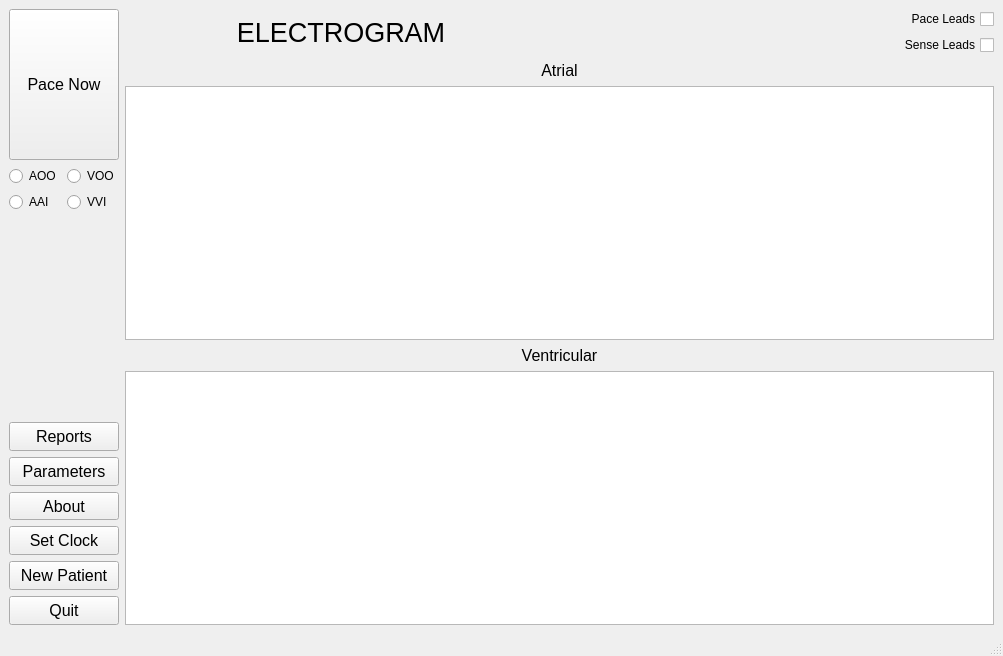
Above: DCM/ui_files/dcm.ui from CarlosCapili/3K04-Pacemaker-Project before the change. Below: the same form after it.
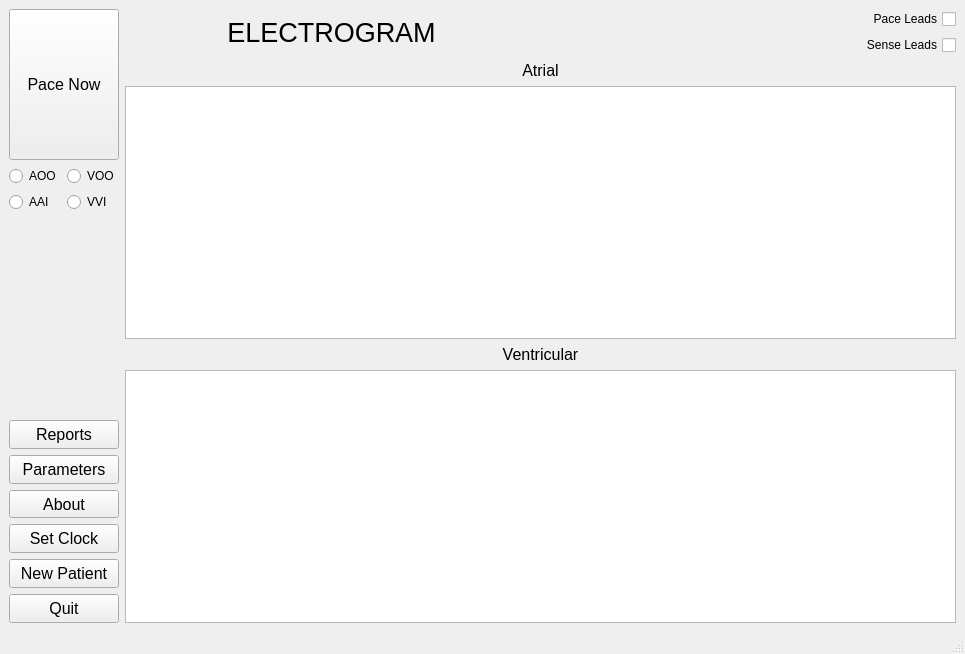
That is the form after the change.

Diff of the .ui file:
```diff
--- a/DCM/ui_files/dcm.ui
+++ b/DCM/ui_files/dcm.ui
@@ -6,8 +6,8 @@
    <rect>
     <x>0</x>
     <y>0</y>
-    <width>1003</width>
-    <height>656</height>
+    <width>965</width>
+    <height>654</height>
    </rect>
   </property>
   <property name="windowTitle">
```
Left out of the diff: 2 changed lines with no effect on the pictures.
